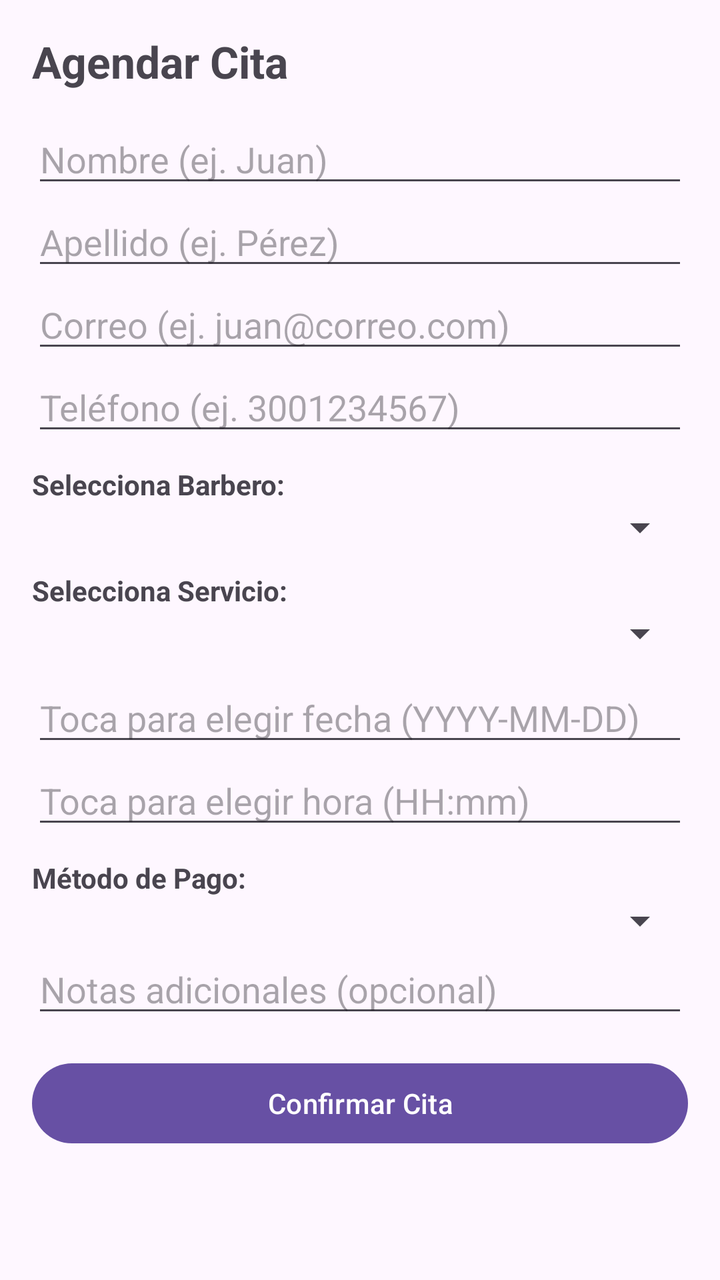
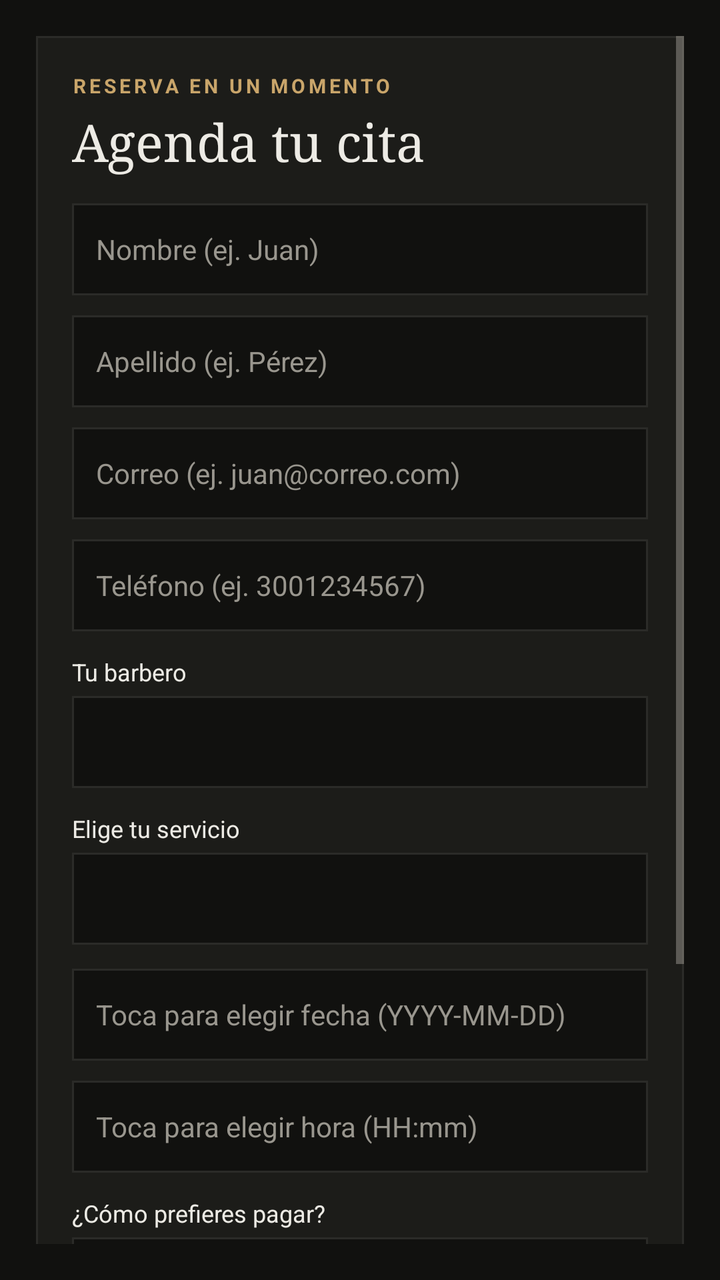

An Android layout rendered at two revisions. The XML below is the earlier revision; the diff shows what the commit changed to produce the second picture.
<!-- AndroidManifest.xml: application theme Theme.BarberiaElCaballero -->
<!-- res/layout/activity_agendar_cita.xml -->
<?xml version="1.0" encoding="utf-8"?>
<ScrollView xmlns:android="http://schemas.android.com/apk/res/android"
    android:layout_width="match_parent"
    android:layout_height="match_parent"
    android:padding="16dp">

    <LinearLayout
        android:layout_width="match_parent"
        android:layout_height="wrap_content"
        android:orientation="vertical">

        <TextView
            android:layout_width="match_parent"
            android:layout_height="wrap_content"
            android:text="Agendar Cita"
            android:textSize="22sp"
            android:textStyle="bold"
            android:layout_marginBottom="12dp" />

        <EditText
            android:id="@+id/etFirstName"
            android:layout_width="match_parent"
            android:layout_height="wrap_content"
            android:hint="@string/nombre_ej_juan"
            android:inputType="textPersonName" />

        <EditText
            android:id="@+id/etLastName"
            android:layout_width="match_parent"
            android:layout_height="wrap_content"
            android:hint="@string/apellido_ej_p_rez"
            android:inputType="textPersonName" />

        <EditText
            android:id="@+id/etEmail"
            android:layout_width="match_parent"
            android:layout_height="wrap_content"
            android:hint="@string/correo_ej_juan_correo_com"
            android:inputType="textEmailAddress" />

        <EditText
            android:id="@+id/etPhone"
            android:layout_width="match_parent"
            android:layout_height="wrap_content"
            android:hint="@string/tel_fono_ej_3001234567"
            android:inputType="phone" />

        <TextView
            android:layout_width="match_parent"
            android:layout_height="wrap_content"
            android:text="@string/selecciona_barbero"
            android:textStyle="bold"
            android:layout_marginTop="10dp" />

        <Spinner
            android:id="@+id/spBarbero"
            android:layout_width="match_parent"
            android:layout_height="wrap_content" />

        <TextView
            android:layout_width="match_parent"
            android:layout_height="wrap_content"
            android:text="@string/selecciona_servicio"
            android:textStyle="bold"
            android:layout_marginTop="10dp" />

        <Spinner
            android:id="@+id/spServicio"
            android:layout_width="match_parent"
            android:layout_height="wrap_content" />

        <EditText
            android:id="@+id/etFecha"
            android:layout_width="match_parent"
            android:layout_height="wrap_content"
            android:hint="@string/toca_para_elegir_fecha_yyyy_mm_dd"
            android:focusable="false"
            android:clickable="true"
            android:inputType="none"
            android:layout_marginTop="8dp" />

        <EditText
            android:id="@+id/etHora"
            android:layout_width="match_parent"
            android:layout_height="wrap_content"
            android:hint="@string/toca_para_elegir_hora_hh_mm"
            android:focusable="false"
            android:clickable="true"
            android:inputType="none" />

        <TextView
            android:layout_width="match_parent"
            android:layout_height="wrap_content"
            android:text="@string/m_todo_de_pago"
            android:textStyle="bold"
            android:layout_marginTop="10dp" />

        <Spinner
            android:id="@+id/spPago"
            android:layout_width="match_parent"
            android:layout_height="wrap_content" />

        <EditText
            android:id="@+id/etNotas"
            android:layout_width="match_parent"
            android:layout_height="wrap_content"
            android:hint="@string/notas_adicionales_opcional"
            android:inputType="textMultiLine" />

        <Button
            android:id="@+id/btnConfirmarCita"
            android:layout_width="match_parent"
            android:layout_height="wrap_content"
            android:text="@string/confirmar_cita"
            android:layout_marginTop="14dp" />

        <TextView
            android:id="@+id/tvEstadoCita"
            android:layout_width="match_parent"
            android:layout_height="wrap_content"
            android:text=""
            android:layout_marginTop="12dp" />

    </LinearLayout>
</ScrollView>
<!-- resources referenced by this layout -->
<resources>
  <string name="apellido_ej_p_rez">Apellido (ej. Pérez)</string>
  <string name="confirmar_cita">Confirmar Cita</string>
  <string name="correo_ej_juan_correo_com">Correo (ej. juan@correo.com)</string>
  <string name="m_todo_de_pago">Método de Pago:</string>
  <string name="nombre_ej_juan">Nombre (ej. Juan)</string>
  <string name="notas_adicionales_opcional">Notas adicionales (opcional)</string>
  <string name="selecciona_barbero">Selecciona Barbero:</string>
  <string name="selecciona_servicio">Selecciona Servicio:</string>
  <string name="tel_fono_ej_3001234567">Teléfono (ej. 3001234567)</string>
  <string name="toca_para_elegir_fecha_yyyy_mm_dd">Toca para elegir fecha (YYYY-MM-DD)</string>
  <string name="toca_para_elegir_hora_hh_mm">Toca para elegir hora (HH:mm)</string>
  <style name="Theme.BarberiaElCaballero" parent="Base.Theme.BarberiaElCaballero" />
  <style name="Base.Theme.BarberiaElCaballero" parent="Theme.Material3.DayNight.NoActionBar">
          
          
      </style>
</resources>

<!-- the commit's change to res/layout/activity_agendar_cita.xml (unified diff, before → after) -->
@@ -2,124 +2,195 @@
 <ScrollView xmlns:android="http://schemas.android.com/apk/res/android"
     android:layout_width="match_parent"
     android:layout_height="match_parent"
-    android:padding="16dp">
+    android:background="@color/caballero_page"
+    android:padding="18dp">
 
     <LinearLayout
         android:layout_width="match_parent"
         android:layout_height="wrap_content"
-        android:orientation="vertical">
+        android:background="@drawable/bg_card_caballero"
+        android:orientation="vertical"
+        android:padding="18dp">
 
         <TextView
             android:layout_width="match_parent"
             android:layout_height="wrap_content"
-            android:text="Agendar Cita"
-            android:textSize="22sp"
-            android:textStyle="bold"
-            android:layout_marginBottom="12dp" />
+            android:letterSpacing="0.16"
+            android:text="RESERVA EN UN MOMENTO"
+            android:textColor="@color/caballero_gold"
+            android:textSize="10sp"
+            android:textStyle="bold" />
+
+        <TextView
+            android:layout_width="match_parent"
+            android:layout_height="wrap_content"
+            android:layout_marginTop="4dp"
+            android:layout_marginBottom="14dp"
+            android:fontFamily="serif"
+            android:text="Agenda tu cita"
+            android:textColor="@color/caballero_text"
+            android:textSize="26sp" />
 
         <EditText
             android:id="@+id/etFirstName"
             android:layout_width="match_parent"
-            android:layout_height="wrap_content"
-            android:hint="@string/nombre_ej_juan"
-            android:inputType="textPersonName" />
+            android:layout_height="46dp"
+            android:layout_marginBottom="10dp"
+            android:background="@drawable/bg_input_caballero"
+            android:hint="Nombre (ej. Juan)"
+            android:inputType="textPersonName"
+            android:paddingHorizontal="12dp"
+            android:textColor="@color/caballero_text"
+            android:textColorHint="@color/caballero_muted"
+            android:textSize="14sp" />
 
         <EditText
             android:id="@+id/etLastName"
             android:layout_width="match_parent"
-            android:layout_height="wrap_content"
-            android:hint="@string/apellido_ej_p_rez"
-            android:inputType="textPersonName" />
+            android:layout_height="46dp"
+            android:layout_marginBottom="10dp"
+            android:background="@drawable/bg_input_caballero"
+            android:hint="Apellido (ej. Pérez)"
+            android:inputType="textPersonName"
+            android:paddingHorizontal="12dp"
+            android:textColor="@color/caballero_text"
+            android:textColorHint="@color/caballero_muted"
+            android:textSize="14sp" />
 
         <EditText
             android:id="@+id/etEmail"
             android:layout_width="match_parent"
-            android:layout_height="wrap_content"
-            android:hint="@string/correo_ej_juan_correo_com"
-            android:inputType="textEmailAddress" />
+            android:layout_height="46dp"
+            android:layout_marginBottom="10dp"
+            android:background="@drawable/bg_input_caballero"
+            android:hint="Correo (ej. juan@correo.com)"
+            android:inputType="textEmailAddress"
+            android:paddingHorizontal="12dp"
+            android:textColor="@color/caballero_text"
+            android:textColorHint="@color/caballero_muted"
+            android:textSize="14sp" />
 
         <EditText
             android:id="@+id/etPhone"
             android:layout_width="match_parent"
-            android:layout_height="wrap_content"
-            android:hint="@string/tel_fono_ej_3001234567"
-            android:inputType="phone" />
+            android:layout_height="46dp"
+            android:layout_marginBottom="12dp"
+            android:background="@drawable/bg_input_caballero"
+            android:hint="Teléfono (ej. 3001234567)"
+            android:inputType="phone"
+            android:paddingHorizontal="12dp"
+            android:textColor="@color/caballero_text"
+            android:textColorHint="@color/caballero_muted"
+            android:textSize="14sp" />
 
         <TextView
             android:layout_width="match_parent"
             android:layout_height="wrap_content"
-            android:text="@string/selecciona_barbero"
-            android:textStyle="bold"
-            android:layout_marginTop="10dp" />
+            android:layout_marginBottom="4dp"
+            android:text="Tu barbero"
+            android:textColor="@color/caballero_text"
+            android:textSize="12sp" />
 
         <Spinner
             android:id="@+id/spBarbero"
             android:layout_width="match_parent"
-            android:layout_height="wrap_content" />
+            android:layout_height="46dp"
+            android:layout_marginBottom="12dp"
+            android:background="@drawable/bg_input_caballero" />
 
         <TextView
             android:layout_width="match_parent"
             android:layout_height="wrap_content"
-            android:text="@string/selecciona_servicio"
-            android:textStyle="bold"
-            android:layout_marginTop="10dp" />
+            android:layout_marginBottom="4dp"
+            android:text="Elige tu servicio"
+            android:textColor="@color/caballero_text"
+            android:textSize="12sp" />
 
         <Spinner
             android:id="@+id/spServicio"
             android:layout_width="match_parent"
-            android:layout_height="wrap_content" />
+            android:layout_height="46dp"
+            android:layout_marginBottom="12dp"
+            android:background="@drawable/bg_input_caballero" />
 
         <EditText
             android:id="@+id/etFecha"
             android:layout_width="match_parent"
-            android:layout_height="wrap_content"
-            android:hint="@string/toca_para_elegir_fecha_yyyy_mm_dd"
+            android:layout_height="46dp"
+            android:layout_marginBottom="10dp"
+            android:background="@drawable/bg_input_caballero"
+            android:clickable="true"
             android:focusable="false"
-            android:clickable="true"
+            android:hint="Toca para elegir fecha (YYYY-MM-DD)"
             android:inputType="none"
-            android:layout_marginTop="8dp" />
+            android:paddingHorizontal="12dp"
+            android:textColor="@color/caballero_text"
+            android:textColorHint="@color/caballero_muted"
+            android:textSize="14sp" />
 
         <EditText
             android:id="@+id/etHora"
             android:layout_width="match_parent"
-            android:layout_height="wrap_content"
-            android:hint="@string/toca_para_elegir_hora_hh_mm"
+            android:layout_height="46dp"
+            android:layout_marginBottom="12dp"
+            android:background="@drawable/bg_input_caballero"
+            android:clickable="true"
             android:focusable="false"
-            android:clickable="true"
-            android:inputType="none" />
+            android:hint="Toca para elegir hora (HH:mm)"
+            android:inputType="none"
+            android:paddingHorizontal="12dp"
+            android:textColor="@color/caballero_text"
+            android:textColorHint="@color/caballero_muted"
+            android:textSize="14sp" />
 
         <TextView
             android:layout_width="match_parent"
             android:layout_height="wrap_content"
-            android:text="@string/m_todo_de_pago"
-            android:textStyle="bold"
-            android:layout_marginTop="10dp" />
+            android:layout_marginBottom="4dp"
+            android:text="¿Cómo prefieres pagar?"
+            android:textColor="@color/caballero_text"
+            android:textSize="12sp" />
 
         <Spinner
             android:id="@+id/spPago"
             android:layout_width="match_parent"
-            android:layout_height="wrap_content" />
+            android:layout_height="46dp"
+            android:layout_marginBottom="12dp"
+            android:background="@drawable/bg_input_caballero" />
 
         <EditText
             android:id="@+id/etNotas"
             android:layout_width="match_parent"
             android:layout_height="wrap_content"
-            android:hint="@string/notas_adicionales_opcional"
-            android:inputType="textMultiLine" />
+            android:layout_marginBottom="16dp"
+            android:background="@drawable/bg_input_caballero"
+            android:hint="Notas adicionales (opcional)"
+            android:inputType="textMultiLine"
+            android:minHeight="46dp"
+            android:padding="12dp"
+            android:textColor="@color/caballero_text"
+            android:textColorHint="@color/caballero_muted"
+            android:textSize="14sp" />
 
         <Button
             android:id="@+id/btnConfirmarCita"
             android:layout_width="match_parent"
-            android:layout_height="wrap_content"
-            android:text="@string/confirmar_cita"
-            android:layout_marginTop="14dp" />
+            android:layout_height="48dp"
+            android:background="@drawable/bg_button_gold"
+            android:text="Confirmar mi cita ↗"
+            android:textAllCaps="false"
+            android:textColor="@color/caballero_dark_ink"
+            android:textSize="14sp"
+            android:textStyle="bold" />
 
         <TextView
             android:id="@+id/tvEstadoCita"
             android:layout_width="match_parent"
             android:layout_height="wrap_content"
+            android:layout_marginTop="12dp"
             android:text=""
-            android:layout_marginTop="12dp" />
+            android:textColor="@color/caballero_gold"
+            android:textSize="12sp" />
 
     </LinearLayout>
 </ScrollView>
<!-- resource entries referenced after the edit -->
@@ -1,20 +1,40 @@
 <!-- resources referenced by this layout -->
 <resources>
-  <string name="apellido_ej_p_rez">Apellido (ej. Pérez)</string>
-  <string name="confirmar_cita">Confirmar Cita</string>
-  <string name="correo_ej_juan_correo_com">Correo (ej. juan@correo.com)</string>
-  <string name="m_todo_de_pago">Método de Pago:</string>
-  <string name="nombre_ej_juan">Nombre (ej. Juan)</string>
-  <string name="notas_adicionales_opcional">Notas adicionales (opcional)</string>
-  <string name="selecciona_barbero">Selecciona Barbero:</string>
-  <string name="selecciona_servicio">Selecciona Servicio:</string>
-  <string name="tel_fono_ej_3001234567">Teléfono (ej. 3001234567)</string>
-  <string name="toca_para_elegir_fecha_yyyy_mm_dd">Toca para elegir fecha (YYYY-MM-DD)</string>
-  <string name="toca_para_elegir_hora_hh_mm">Toca para elegir hora (HH:mm)</string>
+  <color name="caballero_dark_ink">#171610</color>
+  <color name="caballero_gold">#C9A56A</color>
+  <color name="caballero_muted">#99968E</color>
+  <color name="caballero_page">#11110F</color>
+  <color name="caballero_text">#EDEBE5</color>
+  <!-- drawable bg_button_gold (drawable) -->
+  <?xml version="1.0" encoding="utf-8"?>
+  <shape xmlns:android="http://schemas.android.com/apk/res/android" android:shape="rectangle">
+      <solid android:color="@color/caballero_gold" />
+  </shape>
+  <!-- drawable bg_card_caballero (drawable) -->
+  <?xml version="1.0" encoding="utf-8"?>
+  <shape xmlns:android="http://schemas.android.com/apk/res/android" android:shape="rectangle">
+      <solid android:color="@color/caballero_card" />
+      <stroke android:width="1dp" android:color="@color/caballero_line" />
+  </shape>
+  <!-- drawable bg_input_caballero (drawable) -->
+  <?xml version="1.0" encoding="utf-8"?>
+  <shape xmlns:android="http://schemas.android.com/apk/res/android" android:shape="rectangle">
+      <solid android:color="@color/caballero_page" />
+      <stroke android:width="1dp" android:color="@color/caballero_line" />
+  </shape>
   <style name="Theme.BarberiaElCaballero" parent="Base.Theme.BarberiaElCaballero" />
+  <color name="caballero_card">#1C1C19</color>
+  <color name="caballero_line">#2B2B28</color>
   <style name="Base.Theme.BarberiaElCaballero" parent="Theme.Material3.DayNight.NoActionBar">
-          
-          
+          <item name="colorPrimary">@color/caballero_gold</item>
+          <item name="colorOnPrimary">@color/caballero_dark_ink</item>
+          <item name="colorSecondary">@color/caballero_gold_strong</item>
+          <item name="android:windowBackground">@color/caballero_page</item>
+          <item name="android:statusBarColor">@color/caballero_page</item>
+          <item name="android:navigationBarColor">@color/caballero_page</item>
+          <item name="android:textColorPrimary">@color/caballero_text</item>
+          <item name="android:textColorSecondary">@color/caballero_muted</item>
       </style>
+  <color name="caballero_gold_strong">#D9B779</color>
 </resources>
 
